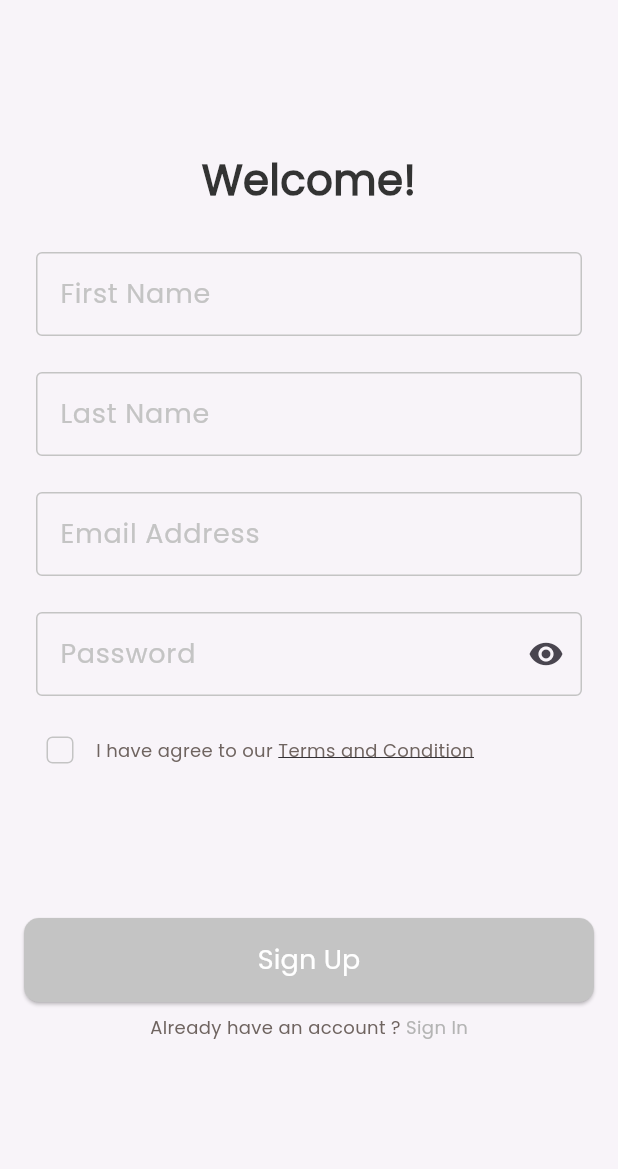
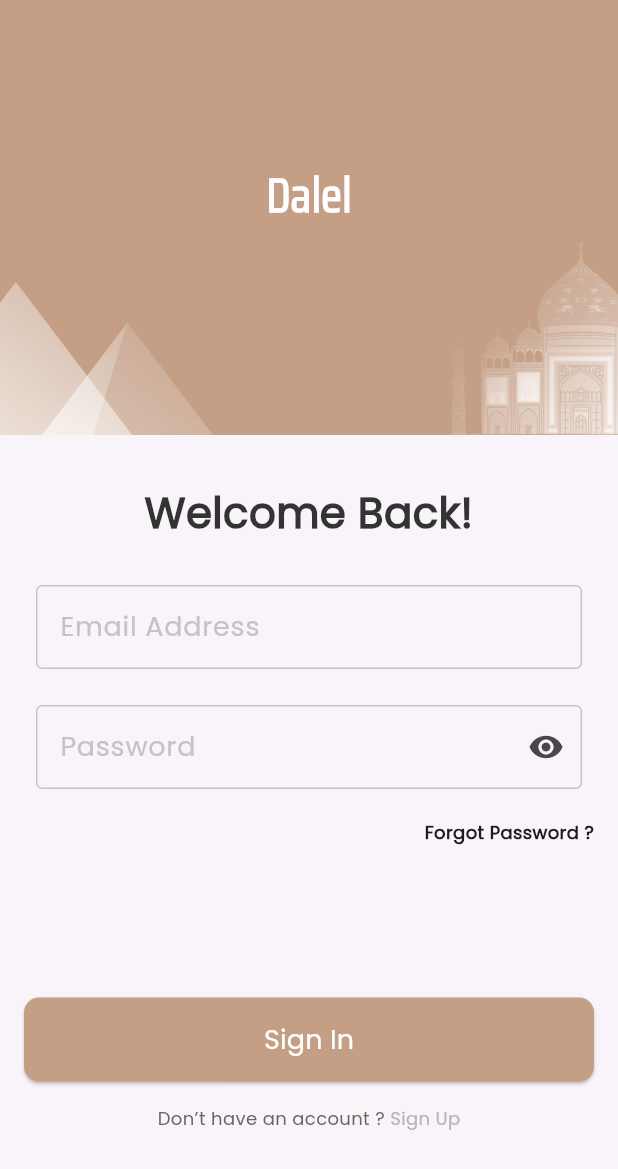
Before and after one commit to Ahmed-Mohmmed-Yousef/dalel, a Flutter app: the HomeView screen opened by its route, after a tap on the "logout" icon, on a phone screen of 412 x 824 dp. Shown: the top 1169 px of the screen. Run offline on Flutter 3.47's test engine with Material 3 defaults, Android fonts, the phone set to English and light mode, and no system bars; our stand-ins replace bloc, firebase_auth, firebase_core, flutter_bloc, flutter_svg, fluttertoast and 4 more; accounts and stored records are empty.

Commit message:
reset password DONE

```diff
--- a/lib/core/functions/custom_toast.dart
+++ b/lib/core/functions/custom_toast.dart
@@ -2,13 +2,13 @@ import 'package:dalel/core/utils/app_colors.dart';
 import 'package:flutter/material.dart';
 import 'package:fluttertoast/fluttertoast.dart';
 
-void showToast({required String msg}) {
+void showToast({required String msg, Color? backgroundColor}) {
   Fluttertoast.showToast(
     msg: msg,
     toastLength: Toast.LENGTH_SHORT,
     gravity: ToastGravity.BOTTOM,
-    timeInSecForIosWeb: 1,
-    backgroundColor: AppColors.primaryColor,
+    timeInSecForIosWeb: 3,
+    backgroundColor: backgroundColor ?? AppColors.primaryColor,
     textColor: Colors.white,
     fontSize: 16.0,
   );
--- a/lib/core/router/app_router.dart
+++ b/lib/core/router/app_router.dart
@@ -1,4 +1,5 @@
 import 'package:dalel/features/auth/cubit/cubit/auth_cubit.dart';
+import 'package:dalel/features/auth/presentation/views/forgot_password_view.dart';
 import 'package:dalel/features/auth/presentation/views/sign_in_view.dart';
 import 'package:dalel/features/auth/presentation/views/sign_up_view.dart';
 import 'package:dalel/features/home/presentation/views/home_view.dart';
@@ -41,6 +42,13 @@ final GoRouter router = GoRouter(routes: [
     ),
   ),
   GoRoute(
+    path: AppRouter.forgotPassword,
+    builder: (context, state) => BlocProvider(
+      create: (context) => AuthCubit(),
+      child: const ForgotPasswordView(),
+    ),
+  ),
+  GoRoute(
     path: AppRouter.home,
     builder: (context, state) => const HomeView(),
   ),
--- a/lib/core/utils/app_strings.dart
+++ b/lib/core/utils/app_strings.dart
@@ -62,12 +62,17 @@ abstract class AppStrings {
       backToHome = "Back To Home",
       //!Forgot password
       forgotPasswordPage = "Forgot Password",
+      forgotPasswordDescription =
+          "Enter your registered email below to receive password reset instruction.",
       sendResetPasswordLink = "Send Reset Passwrod Link",
+      sendVerificationCode = "Send Verification Code",
       verificationNow = "Verification Now",
       resendCode = "Resend Code",
       verifyAccount = "Verify Account",
       enter4DigitCodeWeHaveSentTo = "Enter 4 digit code we have sent to ",
       haventReceivedVerificationCode = "Haven’t received verification code?";
+
+  //
 }
 
 abstract class FireBaseStrings {
--- a/lib/core/utils/app_text_styles.dart
+++ b/lib/core/utils/app_text_styles.dart
@@ -50,6 +50,14 @@ abstract class AppTextStyles {
     color: AppColors.deepBrown,
     fontFamily: "Poppins",
   );
+
+  static final poppins400style14 = TextStyle(
+    fontSize: 14,
+    fontWeight: FontWeight.w400,
+    color: AppColors.deepBrown,
+    fontFamily: "Poppins",
+  );
+
   static const pacifico700style32 = TextStyle(
     fontSize: 42,
     fontWeight: FontWeight.bold,
--- a/lib/features/auth/cubit/cubit/auth_state.dart
+++ b/lib/features/auth/cubit/cubit/auth_state.dart
@@ -23,3 +23,12 @@ final class SignInFailureState extends AuthState {
   final String errorMsg;
   SignInFailureState({required this.errorMsg});
 }
+
+final class ResetPasswordLoadingState extends AuthState {}
+
+final class ResetPassworSuccessState extends AuthState {}
+
+final class ResetPassworFailureState extends AuthState {
+  final String errorMsg;
+  ResetPassworFailureState({required this.errorMsg});
+}
--- a/lib/features/auth/presentation/widgets/custom_signin_form.dart
+++ b/lib/features/auth/presentation/widgets/custom_signin_form.dart
@@ -18,7 +18,7 @@ class CustomSignInForm extends StatelessWidget {
     return BlocConsumer<AuthCubit, AuthState>(
       listener: (context, state) {
         if (state is SignInSuccessState) {
-          showToast(msg: "Loged in successfully");
+          showToast(msg: "Welcome Back!");
           replacementNavigateTo(context, AppRouter.home);
         } else if (state is SignInFailureState) {
           showToast(msg: state.errorMsg);
@@ -52,7 +52,7 @@ class CustomSignInForm extends StatelessWidget {
               const SizedBox(height: 8),
               const ForgotPasswordTextWidget(),
               const SizedBox(height: 102),
-              state is SignupLoadingState
+              state is SignInLoadingState
                   ? CircularProgressIndicator(color: AppColors.primaryColor)
                   : CustomBtn(
                       title: AppStrings.signIn,
--- a/lib/features/auth/presentation/widgets/custom_signup_form.dart
+++ b/lib/features/auth/presentation/widgets/custom_signup_form.dart
@@ -18,8 +18,7 @@ class CustomSignUpForm extends StatelessWidget {
     return BlocConsumer<AuthCubit, AuthState>(
       listener: (context, state) {
         if (state is SignupSuccessState) {
-          showToast(msg: "Account created successfully");
-          replacementNavigateTo(context, AppRouter.home);
+          replacementNavigateTo(context, AppRouter.signIn);
         } else if (state is SignupFailureState) {
           showToast(msg: state.errorMsg);
         }
--- a/lib/features/home/presentation/views/home_view.dart
+++ b/lib/features/home/presentation/views/home_view.dart
@@ -28,6 +28,6 @@ class _HomeViewState extends State<HomeView> {
   void didTapOnLogoutBtn() async {
     await FirebaseAuth.instance.signOut();
     if (!mounted) return; // Check if widget is still mounted
-    replacementNavigateTo(context, AppRouter.signUp);
+    replacementNavigateTo(context, AppRouter.signIn);
   }
 }
--- a/lib/features/splash/presentation/cubit/cubit/splash_cubit.dart
+++ b/lib/features/splash/presentation/cubit/cubit/splash_cubit.dart
@@ -19,10 +19,11 @@ class SplashCubit extends Cubit<SplashState> {
       if (isOnBoardingAppeared) {
         emit(SplashToOnboarding());
       } else {
-        if (FirebaseAuth.instance.currentUser != null) {
+        if (FirebaseAuth.instance.currentUser != null &&
+            FirebaseAuth.instance.currentUser?.emailVerified == true) {
           emit(SplashToHome());
         } else {
-          emit(SplashToSignUp());
+          emit(SplashToSignIn());
         }
       }
     });
--- a/lib/features/splash/presentation/cubit/cubit/splash_state.dart
+++ b/lib/features/splash/presentation/cubit/cubit/splash_state.dart
@@ -9,4 +9,6 @@ final class SplashToHome extends SplashState {}
 
 final class SplashToSignUp extends SplashState {}
 
+final class SplashToSignIn extends SplashState {}
+
 final class SplashToOnboarding extends SplashState {}
--- a/lib/features/splash/presentation/views/splash_view.dart
+++ b/lib/features/splash/presentation/views/splash_view.dart
@@ -30,6 +30,10 @@ class _SplashViewState extends State<SplashView> {
           replacementNavigateTo(context, AppRouter.onBoardingView);
         }
         if (state is SplashToSignUp) {
+          replacementNavigateTo(context, AppRouter.signUp);
+        }
+
+        if (state is SplashToSignIn) {
           replacementNavigateTo(context, AppRouter.signIn);
         }
       },
```
Also changed, not shown: lib/features/auth/cubit/cubit/auth_cubit.dart (+31 -1 lines), lib/features/auth/presentation/views/forgot_password_view.dart (added, +98 -0 lines). Lines whose indentation alone changed are shown as unchanged.
